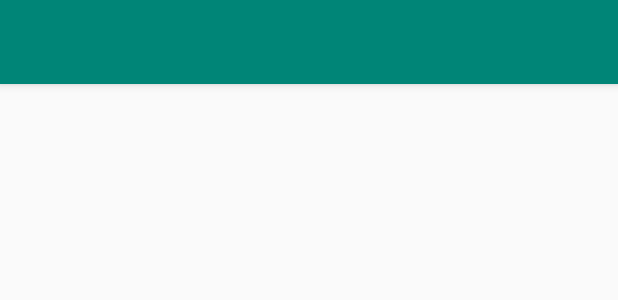
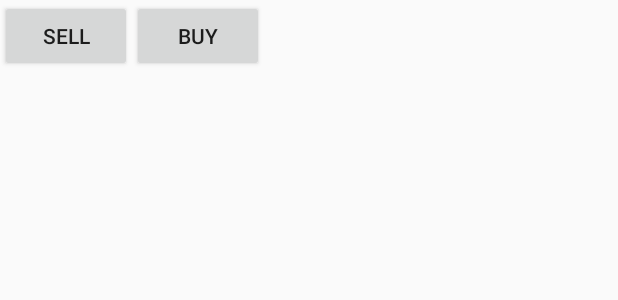
Before and after one commit to Deem4sters/RentalManagement, an Android app: the layout activity_dashboard.xml on its own in the app's theme, with its tools: preview values and no code run, on a phone screen of 412 x 824 dp. Shown: the top 300 px of the screen. Run offline under Robolectric (Android 15) with nearby library versions, the phone set to English and light mode, and no system bars.

Commit message:
splash screen design

```diff
--- a/app/src/main/AndroidManifest.xml
+++ b/app/src/main/AndroidManifest.xml
@@ -9,10 +9,11 @@
         android:roundIcon="@mipmap/ic_launcher_round"
         android:supportsRtl="true"
         android:theme="@style/AppTheme">
-        <activity android:name=".Login_Form"></activity>
+        <activity android:name=".DashboardActivity"></activity>
+        <activity android:name=".Login_Form" />
         <activity android:name=".MainActivity" />
         <activity android:name=".Signup_Form" />
-        <activity android:name=".DashboardActivity">
+        <activity android:name=".SplashScreenActivity">
             <intent-filter>
                 <action android:name="android.intent.action.MAIN" />
 
--- a/app/src/main/res/layout/activity_dashboard.xml
+++ b/app/src/main/res/layout/activity_dashboard.xml
@@ -1,45 +1,29 @@
 <?xml version="1.0" encoding="utf-8"?>
-<androidx.coordinatorlayout.widget.CoordinatorLayout xmlns:android="http://schemas.android.com/apk/res/android"
+<LinearLayout xmlns:android="http://schemas.android.com/apk/res/android"
+    xmlns:app="http://schemas.android.com/apk/res-auto"
     xmlns:tools="http://schemas.android.com/tools"
-    xmlns:app="http://schemas.android.com/apk/res-auto"
+    android:layout_width="wrap_content"
+    android:layout_height="wrap_content">
+
+<Button
+    android:id="@+id/btnSell"
+    android:text="Sell"
     android:layout_width="match_parent"
-    android:layout_height="match_parent">
+    android:layout_height="wrap_content"/>
 
-    <com.google.android.material.appbar.AppBarLayout
-        android:id="@+id/appbar"
-        android:layout_height="wrap_content"
+    <Button
+        android:id="@+id/btnBuy"
+        android:text="Buy"
         android:layout_width="match_parent"
-        android:theme="@style/ThemeOverlay.AppCompat.Dark.ActionBar">
+        android:layout_height="wrap_content"/>
+
+    <RelativeLayout
+        android:id="@+id/fragmentContainer"
+        android:layout_width="match_parent"
+        android:layout_height="400dp"/>
 
 
-        <com.google.android.material.appbar.CollapsingToolbarLayout
-            android:layout_width="match_parent"
-            android:layout_height="match_parent"
-            app:toolbarId="@+id/toolbar"
-            app:layout_scrollFlags="scroll|exitUntilCollapsed"
-            app:contentScrim="?attr/colorPrimary">
 
 
-            <androidx.appcompat.widget.Toolbar
-                android:id="@+id/toolbar"
-                android:layout_height="?attr/actionBarSize"
-                android:layout_width="match_parent"
-                app:popupTheme=""
-                >
 
-
-            </androidx.appcompat.widget.Toolbar>
-        </com.google.android.material.appbar.CollapsingToolbarLayout>
-    </com.google.android.material.appbar.AppBarLayout>
-
-    <androidx.core.widget.NestedScrollView
-        android:layout_width="match_parent"
-        android:layout_height="match_parent"
-
-
-        app:layout_behavior="com.google.android.material.appbar.AppBarLayout$ScrollingViewBehavior">
-
-    </androidx.core.widget.NestedScrollView>
-
-
-</androidx.coordinatorlayout.widget.CoordinatorLayout>
+</LinearLayout>
```
Also changed, not shown: app/src/main/java/com/dee/rentalmanagement/DashboardActivity.java (+4 -25 lines), app/src/main/res/layout/fragment_buy.xml (deleted, +0 -27 lines), app/src/main/res/layout/fragment_sell.xml (deleted, +0 -28 lines).
